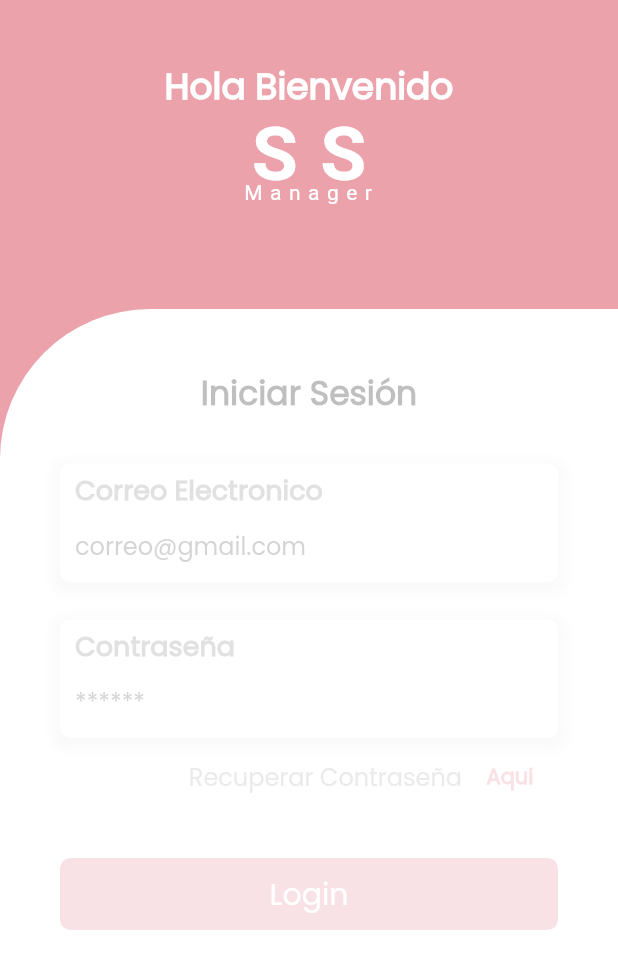
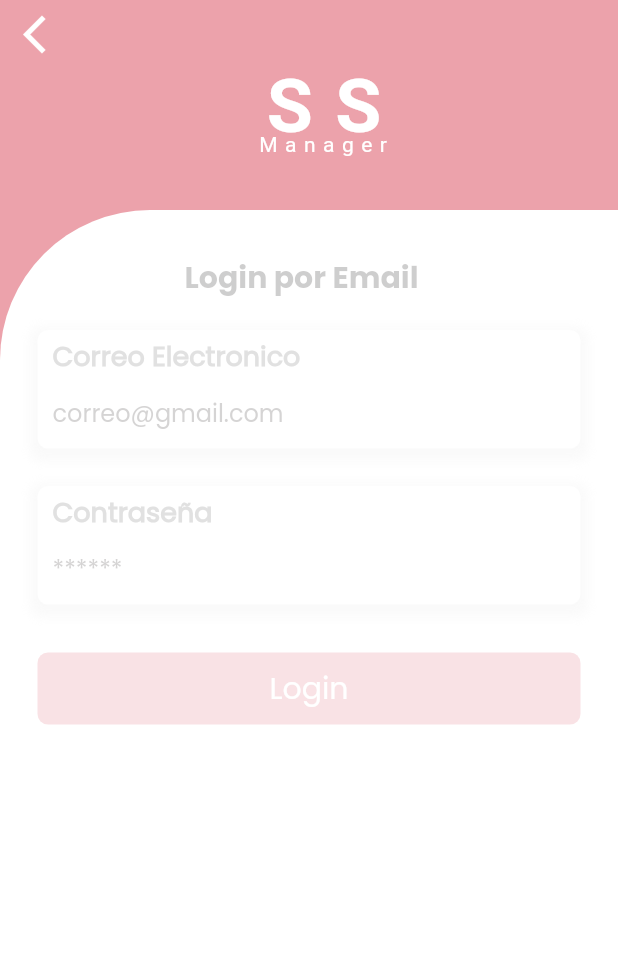
Before and after one commit to Hectorc70/ss_manager, a Flutter app: the screen it shows after launch, after a tap on "Loguearse con Correo", on a phone screen of 412 x 824 dp. Shown: the top 969 px of the screen. Run offline on Flutter 3.47's test engine with Material 2 defaults, Android fonts, the light colour scheme and no system bars; our stand-ins replace cloud_firestore, firebase_auth, firebase_core, fluttertoast, google_sign_in, select_form_field and 1 more; missing offline and left inert: flutter_overlay_loader; accounts and stored records are empty.

Commit message:
Rediseño de login pantalla

```diff
--- a/lib/src/autenticacion/forms/login_form.dart
+++ b/lib/src/autenticacion/forms/login_form.dart
@@ -39,22 +39,8 @@ class LoginFormState extends State<LoginForm> {
     final width = MediaQuery.of(context).size.width;
     return Form(
         key: _formKey,
-        child: Column(children: [
-          Text(
-            'Iniciar Sesión',
-            style: TextStyle(
-                color: Color.fromRGBO(46, 46, 46, 1),
-                fontWeight: FontWeight.w600,
-                fontSize: 22.0),
-          ),
-          SizedBox(
-            height: 30.0,
-          ),
-          Expanded(
-              child: Padding(
-                  padding: EdgeInsets.only(
-                      bottom: MediaQuery.of(context).viewInsets.bottom),
         child: ListView(
+          padding: EdgeInsetsDirectional.only(start: 25.0, end: 25.0),
           children: [
             FieldInputCustom(
                 controllerField: controllerEmail,
@@ -72,15 +58,14 @@ class LoginFormState extends State<LoginForm> {
             SizedBox(
               height: 2.0,
             ),
-                      _buttonChangePassword(context),
+            //_buttonChangePassword(context),
             SizedBox(
               height: 30.0,
             ),
             ButtonCustomSubmit(
                 textName: 'Login', functionAction: _validateForm),
           ],
-                  )))
-        ]));
+        ));
   }
 
   _buttonChangePassword(BuildContext context) {
--- a/lib/src/autenticacion/pages/login_page.dart
+++ b/lib/src/autenticacion/pages/login_page.dart
@@ -1,58 +1,73 @@
 import 'package:flutter/material.dart';
 import 'package:provider/provider.dart';
 import 'package:ss_manager/src/autenticacion/forms/login_form.dart';
+import 'package:ss_manager/src/autenticacion/forms/register_form.dart';
 import 'package:ss_manager/src/autenticacion/providers/autenticacion_provider.dart';
 import 'package:ss_manager/src/widgets/fields_widgets.dart';
 import 'package:ss_manager/src/widgets/logo.dart';
 import 'package:ss_manager/src/widgets/page_widget.dart';
+import 'package:ss_manager/src/widgets/widgets_body.dart';
 
 class LoginPage extends StatelessWidget {
   @override
   Widget build(BuildContext context) {
     final widthScreen = MediaQuery.of(context).size.width;
     final heightScreen = MediaQuery.of(context).size.height;
-    return Material(
-        child: Stack(children: [
-      _background(context),
-      Column(
-        children: [
-          HeaderCustomWidget(
-            childWidget: logoApp(context, _welcomeText()),
-            heightW: heightScreen * .25,
+    final colorP = Theme.of(context).primaryColor;
+    final colorSecond = Theme.of(context).colorScheme.secondary;
+    return Scaffold(
+        resizeToAvoidBottomInset: true,
+        appBar: AppBar(
+          elevation: 0.0,
+          toolbarHeight: 140.0,
+          flexibleSpace: Container(
+              padding: EdgeInsets.only(left: 20.0, top: 20.0),
+              child: logoApp(context, Text(''))),
+          leading: IconButton(
+            alignment: AlignmentDirectional.topStart,
+            icon: Icon(
+              Icons.arrow_back_ios_new,
+              color: colorSecond,
+              size: 30.0,
+            ),
+            onPressed: () => Navigator.of(context).pop(),
+          ),
+        ),
+        body: Stack(children: [
+          Container(
+            color: colorP,
+            height: heightScreen,
           ),
           BodyCustomWidget(
-            childWidget: LoginForm(),
-            heightW: heightScreen * .75,
+            childWidget: _BodyOptions(),
+            heightW: heightScreen,
             widthtW: widthScreen,
-            paddingW: EdgeInsets.all(40.0),
+            paddingW: EdgeInsets.only(top: 30.0, bottom: 30.0),
           )
+        ]));
+  }
+}
+
+class _BodyOptions extends StatelessWidget {
+  @override
+  Widget build(BuildContext context) {
+    final colorP = Theme.of(context).colorScheme.secondaryVariant;
+    final widthScreen = MediaQuery.of(context).size.width;
+    final heightScreen = MediaQuery.of(context).size.height;
+    return Container(
+      alignment: AlignmentDirectional.center,
+      width: double.infinity,
+      child: Column(
+        children: [
+          NameSection(
+            textW: 'Login por Email',
+            childWidget: Text(''),
+          ),
+          SizedBox(
+            height: 20.0,
+          ),
+          Expanded(child: LoginForm())
         ],
-      )
-    ]));
-  }
-
-  Widget _background(BuildContext context) {
-    final colorP = Theme.of(context).colorScheme.primary;
-    return Container(
-      height: double.infinity,
-      width: double.infinity,
-      decoration: BoxDecoration(color: colorP),
-    );
-  }
-
-  Widget _welcomeText() {
-    return Container(
-      width: double.infinity,
-      alignment: Alignment.topCenter,
-      margin: EdgeInsets.only(top: 40.0),
-      child: Text(
-        'Hola Bienvenido',
-        style: TextStyle(
-            fontFamily: 'Poppins',
-            fontSize: 24.0,
-            fontWeight: FontWeight.bold,
-            decoration: TextDecoration.none,
-            color: Colors.white),
       ),
     );
   }
--- a/lib/src/autenticacion/pages/page_auth.dart
+++ b/lib/src/autenticacion/pages/page_auth.dart
@@ -19,22 +19,14 @@ class TypeAuthPage extends StatelessWidget {
     final heightScreen = MediaQuery.of(context).size.height;
     final colorP = Theme.of(context).primaryColor;
     final colorSecond = Theme.of(context).colorScheme.secondary;
-    return Scaffold(
+    return WillPopScope(
+        child: Scaffold(
             appBar: AppBar(
               elevation: 0.0,
               toolbarHeight: 140.0,
               flexibleSpace: Container(
                   padding: EdgeInsets.only(left: 20.0, top: 20.0),
                   child: logoApp(context, Text(''))),
-          leading: IconButton(
-            alignment: AlignmentDirectional.topStart,
-            icon: Icon(
-              Icons.arrow_back_ios_new,
-              color: colorSecond,
-              size: 30.0,
-            ),
-            onPressed: () => Navigator.of(context).pop(),
-          ),
             ),
             body: Stack(children: [
               Container(
@@ -47,7 +39,10 @@ class TypeAuthPage extends StatelessWidget {
                 widthtW: widthScreen,
                 paddingW: EdgeInsets.all(35.0),
               )
-        ]));
+            ])),
+        onWillPop: () {
+          return new Future(() => false);
+        });
   }
 }
 
--- a/lib/src/routes/routes.dart
+++ b/lib/src/routes/routes.dart
@@ -10,7 +10,7 @@ import 'package:ss_manager/src/user/pages/sale_page.dart';
 import 'package:ss_manager/src/utils/preferences_user.dart';
 
 Map<String, WidgetBuilder> getApplicationRoutes() {
-    Map _initRoute = {};
+  Map _initRoute = {};
   final prefs = PreferencesUser();
 
   if (prefs.dataUser == '') {
@@ -19,16 +19,15 @@ Map<String, WidgetBuilder> getApplicationRoutes() {
     _initRoute['init'] = (BuildContext context) => HomePage();
   }
 
-
   return <String, WidgetBuilder>{
     '/': _initRoute['init'],
     'login': (BuildContext context) => LoginPage(),
+    'typeLogin': (BuildContext context) => TypeAuthPage(),
     'typeRegister': (BuildContext context) => TypeRegisterPage(),
     'register': (BuildContext context) => RegisterPage(),
     'home': (BuildContext context) => HomePage(),
     'inventory': (BuildContext context) => InventoryPage(),
     'sales': (BuildContext context) => SalePage(),
-
     'business': (BuildContext context) => BusinessPage(),
   };
 }
--- a/lib/src/utils/preferences_user.dart
+++ b/lib/src/utils/preferences_user.dart
@@ -42,5 +42,9 @@ class PreferencesUser {
     this._prefs.setString('dataUserAuth', data);
   }
 
-  String get dataUser => this._prefs.getString('dataUserAuth') ??'';
+  String get dataUser => this._prefs.getString('dataUserAuth') ?? '';
+
+  Future removePrefsUser() async {
+    await this._prefs.remove('dataUserAuth');
+  }
 }
--- a/lib/src/widgets/main_lateral.dart
+++ b/lib/src/widgets/main_lateral.dart
@@ -1,4 +1,5 @@
 import 'package:flutter/material.dart';
+import 'package:ss_manager/src/utils/preferences_user.dart';
 import 'package:ss_manager/src/widgets/logo.dart';
 import 'package:ss_manager/src/widgets/manager_icons_icons.dart';
 
@@ -29,13 +30,16 @@ class LateralMain extends StatelessWidget {
           Expanded(
               child: ListView(children: [
             _opcionMenu(
-                context, 'Cerrar Sesión', Icons.logout, colorB, _goToBusiness),
+                context, 'Cerrar Sesión', Icons.logout, colorB, _logout),
           ]))
         ]));
   }
 
-  _goToBusiness(BuildContext context) {
-    Navigator.of(context).pushReplacementNamed('business');
+  _logout(BuildContext context) {
+    final prefs = PreferencesUser();
+    prefs.removePrefsUser();
+    Navigator.pushNamedAndRemoveUntil(
+        context, 'typeLogin', (Route<dynamic> route) => false);
   }
 
   _opcionMenu(
```
Lines whose indentation alone changed are shown as unchanged.
